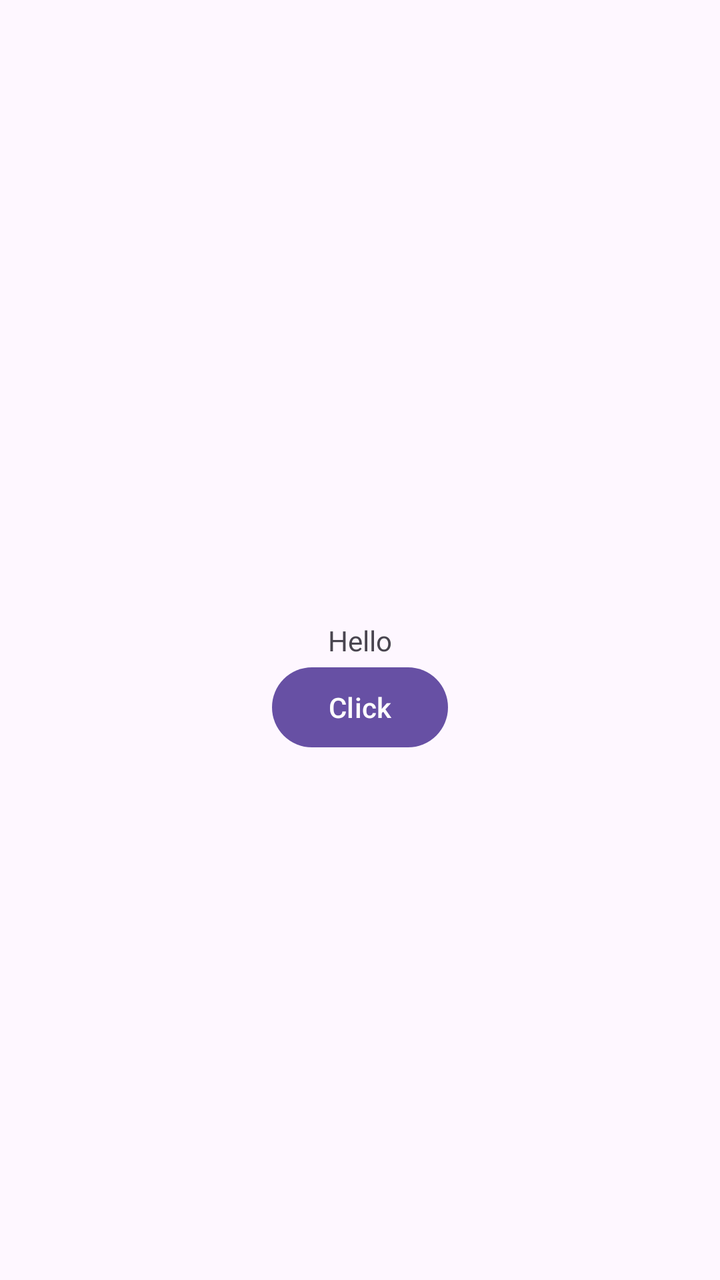
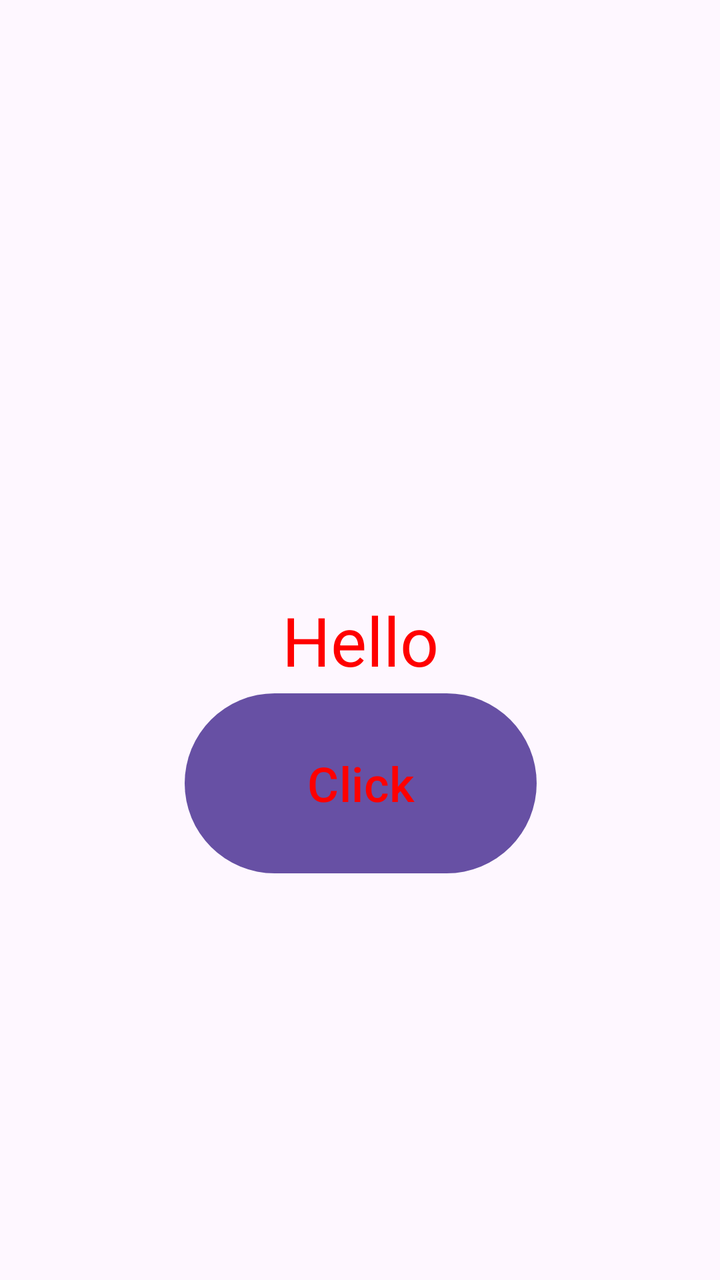

Compare the two renders of this Android layout. The source of the first and the diff that turns it into the second are given below.
<!-- AndroidManifest.xml: application theme Theme.ContaClique -->
<!-- res/layout/activity_main.xml -->
<?xml version="1.0" encoding="utf-8"?>
<androidx.constraintlayout.widget.ConstraintLayout xmlns:android="http://schemas.android.com/apk/res/android"
    xmlns:app="http://schemas.android.com/apk/res-auto"
    xmlns:tools="http://schemas.android.com/tools"
    android:id="@+id/main"
    android:layout_width="match_parent"
    android:layout_height="match_parent"
    tools:context=".MainActivity">

    <TextView
        android:id="@+id/textView"
        android:layout_width="wrap_content"
        android:layout_height="wrap_content"
        android:text="@string/ola"
        app:layout_constraintBottom_toBottomOf="parent"
        app:layout_constraintEnd_toEndOf="parent"
        app:layout_constraintStart_toStartOf="parent"
        app:layout_constraintTop_toTopOf="parent" />

    <Button
        android:id="@+id/button"
        android:layout_width="wrap_content"
        android:layout_height="wrap_content"
        android:text="@string/Click"
        app:layout_constraintEnd_toEndOf="@+id/textView"
        app:layout_constraintStart_toStartOf="@id/textView"
        app:layout_constraintTop_toBottomOf="@id/textView"
        tools:layout_editor_absoluteY="461dp" />

</androidx.constraintlayout.widget.ConstraintLayout>
<!-- resources referenced by this layout -->
<resources>
  <string name="Click">Click</string>
  <string name="ola">Hello</string>
  <style name="Theme.ContaClique" parent="Base.Theme.ContaClique" />
  <style name="Base.Theme.ContaClique" parent="Theme.Material3.DayNight.NoActionBar">
          
          
      </style>
</resources>

<!-- the commit's change to res/layout/activity_main.xml (unified diff, before → after) -->
@@ -12,6 +12,8 @@
         android:layout_width="wrap_content"
         android:layout_height="wrap_content"
         android:text="@string/ola"
+        android:textColor="#FF0000"
+        android:textSize="34sp"
         app:layout_constraintBottom_toBottomOf="parent"
         app:layout_constraintEnd_toEndOf="parent"
         app:layout_constraintStart_toStartOf="parent"
@@ -19,12 +21,13 @@
 
     <Button
         android:id="@+id/button"
-        android:layout_width="wrap_content"
-        android:layout_height="wrap_content"
+        android:layout_width="176dp"
+        android:layout_height="98dp"
         android:text="@string/Click"
+        android:textColor="#FF0000"
+        android:textSize="24sp"
         app:layout_constraintEnd_toEndOf="@+id/textView"
         app:layout_constraintStart_toStartOf="@id/textView"
-        app:layout_constraintTop_toBottomOf="@id/textView"
-        tools:layout_editor_absoluteY="461dp" />
+        app:layout_constraintTop_toBottomOf="@id/textView" />
 
 </androidx.constraintlayout.widget.ConstraintLayout>
